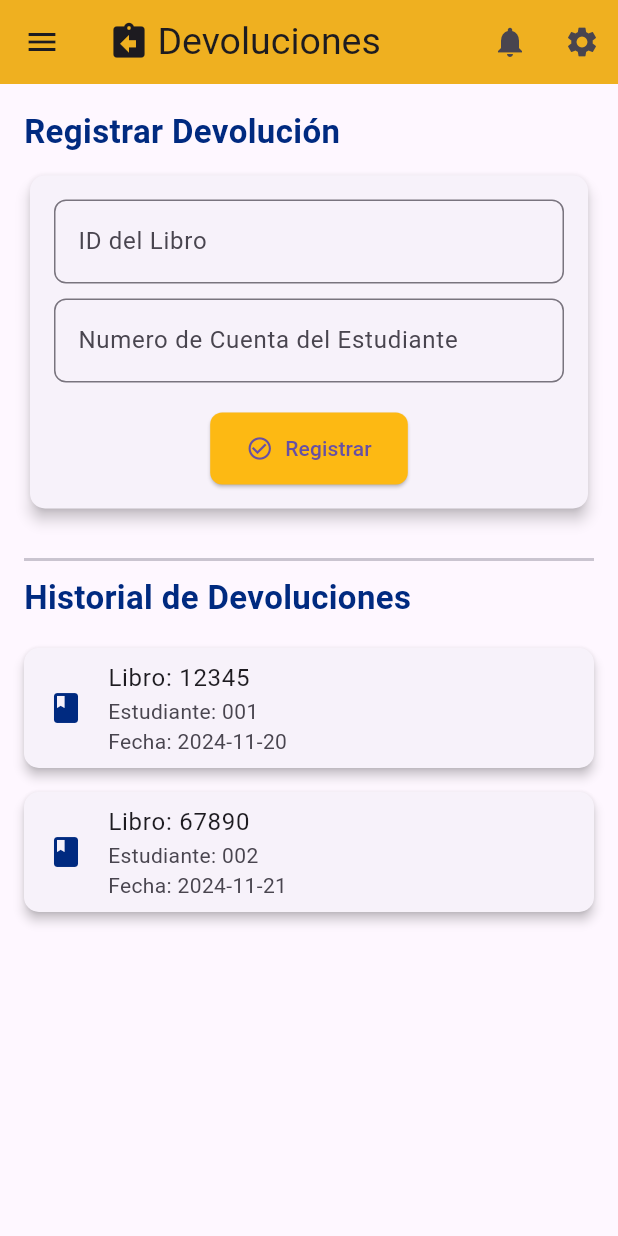
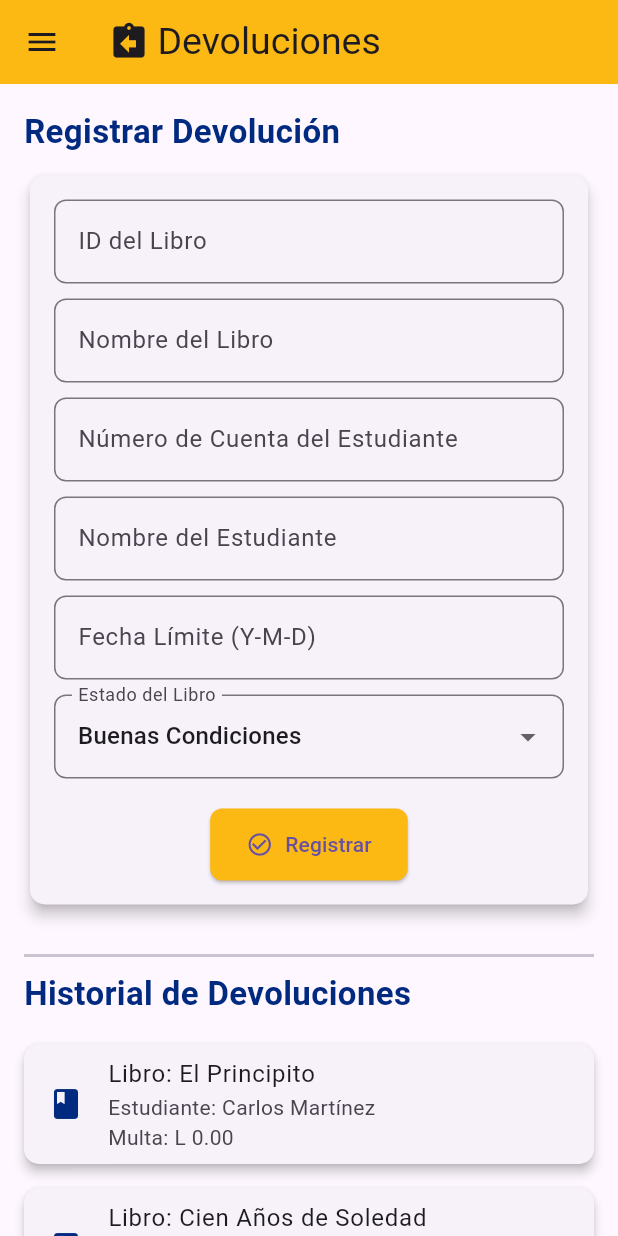
Before and after one commit to xEdwardP/MyUni, a Flutter app: the ReturnsScreen screen opened by its route, on a phone screen of 412 x 824 dp. Run offline on Flutter 3.47's test engine with Material 3 defaults, Android fonts, the light colour scheme and no system bars; our stand-ins replace google_fonts; accounts and stored records are empty.

Commit message:
Changes to returns_screen

```diff
--- a/lib/screens/returns_screen.dart
+++ b/lib/screens/returns_screen.dart
@@ -8,28 +8,101 @@ class ReturnsScreen extends StatefulWidget {
 }
 
 class _ReturnsScreenState extends State<ReturnsScreen> {
-  // Controladores para capturar los datos del formulario
   final _bookIdController = TextEditingController();
+  final _bookNameController = TextEditingController();
   final _studentIdController = TextEditingController();
+  final _studentNameController = TextEditingController();
+  final _dueDateController = TextEditingController();
 
-  final List<Map<String, String>> _returnsList = [
-    {'bookId': '12345', 'studentId': '001', 'returnDate': '2024-11-20'},
-    {'bookId': '67890', 'studentId': '002', 'returnDate': '2024-11-21'},
+  String _bookCondition = "Buenas Condiciones"; // Estado inicial del libro
+  final double _finePerDay = 10.0; // Multa por día de retraso en lempiras
+
+  final List<Map<String, dynamic>> _returnsList = [
+    {
+      'bookId': '12345',
+      'bookName': 'El Principito',
+      'studentId': '001',
+      'studentName': 'Carlos Martínez',
+      'returnDate': '2024-11-20',
+      'dueDate': '2024-11-19',
+      'condition': 'Buenas Condiciones',
+      'fine': 0.0,
+    },
+    {
+      'bookId': '67890',
+      'bookName': 'Cien Años de Soledad',
+      'studentId': '002',
+      'studentName': 'María López',
+      'returnDate': '2024-11-21',
+      'dueDate': '2024-11-20',
+      'condition': 'Condiciones Reparables',
+      'fine': 10.0,
+    },
   ];
 
-  // Método para añadir una nueva devolución a la lista
+  double _calculateFine(String dueDate, String returnDate) {
+    final due = DateTime.parse(dueDate);
+    final returned = DateTime.parse(returnDate);
+
+    if (returned.isAfter(due)) {
+      final daysLate = returned.difference(due).inDays;
+      return daysLate * _finePerDay;
+    }
+    return 0.0;
+  }
+
   void _addReturn() {
+    final returnDate = DateTime.now().toString().split(' ')[0];
+    final fine = _calculateFine(_dueDateController.text, returnDate);
+
     setState(() {
-      // Agrega un nuevo elemento con los datos ingresados y la fecha actual
       _returnsList.add({
         'bookId': _bookIdController.text,
+        'bookName': _bookNameController.text,
         'studentId': _studentIdController.text,
-        'returnDate': DateTime.now().toString().split(' ')[0],
+        'studentName': _studentNameController.text,
+        'returnDate': returnDate,
+        'dueDate': _dueDateController.text,
+        'condition': _bookCondition,
+        'fine': fine,
       });
-      // Limpia los campos de texto
+
       _bookIdController.clear();
+      _bookNameController.clear();
       _studentIdController.clear();
+      _studentNameController.clear();
+      _dueDateController.clear();
+      _bookCondition = "Buenas Condiciones";
     });
+  }
+
+  void _showReturnDetails(Map<String, dynamic> returnItem) {
+    showDialog(
+      context: context,
+      builder: (context) {
+        return AlertDialog(
+          title: Text('Detalles de la Devolución'),
+          content: Column(
+            mainAxisSize: MainAxisSize.min,
+            crossAxisAlignment: CrossAxisAlignment.start,
+            children: [
+              Text('Libro: ${returnItem['bookName']} (ID: ${returnItem['bookId']})'),
+              Text('Estudiante: ${returnItem['studentName']} (ID: ${returnItem['studentId']})'),
+              Text('Fecha de Devolución: ${returnItem['returnDate']}'),
+              Text('Fecha Límite: ${returnItem['dueDate']}'),
+              Text('Estado del Libro: ${returnItem['condition']}'),
+              Text('Multa: L ${returnItem['fine'].toStringAsFixed(2)}'),
+            ],
+          ),
+          actions: [
+            TextButton(
+              onPressed: () => Navigator.of(context).pop(),
+              child: const Text('Cerrar'),
+            ),
+          ],
+        );
+      },
+    );
   }
 
   @override
@@ -52,26 +125,14 @@ class _ReturnsScreenState extends State<ReturnsScreen> {
           ],
         ),
         centerTitle: true,
-        elevation: 4.0,
         backgroundColor: AppColors.secondary,
-        actions: [
-          IconButton(
-            onPressed: () {},
-            icon: const Icon(Icons.notifications),
-          ),
-          IconButton(
-            onPressed: () {},
-            icon: const Icon(Icons.settings),
-          ),
-        ],
       ),
       drawer: CustomDrawer(),
       body: SingleChildScrollView(
-        // Permite que la pantalla sea desplazable en caso de contenido largo
         child: Padding(
-          padding: const EdgeInsets.all(16.0), // Margen alrededor del contenido
+          padding: const EdgeInsets.all(16.0),
           child: Column(
-            crossAxisAlignment: CrossAxisAlignment.start, // Alineación de texto
+            crossAxisAlignment: CrossAxisAlignment.start,
             children: [
               const Text(
                 'Registrar Devolución',
@@ -81,19 +142,16 @@ class _ReturnsScreenState extends State<ReturnsScreen> {
                   color: AppColors.primary,
                 ),
               ),
-              const SizedBox(height: 10), // Espaciado entre elementos
-
-              // Tarjeta que contiene el formulario
+              const SizedBox(height: 10),
               Card(
-                elevation: 4, // Sombra para dar profundidad
+                elevation: 4,
                 shape: RoundedRectangleBorder(
-                  borderRadius: BorderRadius.circular(10), // Bordes redondeados
+                  borderRadius: BorderRadius.circular(10),
                 ),
                 child: Padding(
                   padding: const EdgeInsets.all(16.0),
                   child: Column(
                     children: [
-                      // Campo de texto para el ID del libro
                       TextField(
                         controller: _bookIdController,
                         decoration: InputDecoration(
@@ -103,29 +161,75 @@ class _ReturnsScreenState extends State<ReturnsScreen> {
                           ),
                         ),
                       ),
-                      const SizedBox(height: 10), // Espaciado entre campos
-                      // Campo de texto para el Numero de Cuenta del estudiante
+                      const SizedBox(height: 10),
                       TextField(
-                        controller: _studentIdController,
+                        controller: _bookNameController,
                         decoration: InputDecoration(
-                          labelText: 'Numero de Cuenta del Estudiante',
+                          labelText: 'Nombre del Libro',
                           border: OutlineInputBorder(
                             borderRadius: BorderRadius.circular(8),
                           ),
                         ),
                       ),
-                      const SizedBox(
-                          height: 20), // Espaciado entre campos y botón
-
-                      // Botón para registrar una devolución
+                      const SizedBox(height: 10),
+                      TextField(
+                        controller: _studentIdController,
+                        decoration: InputDecoration(
+                          labelText: 'Número de Cuenta del Estudiante',
+                          border: OutlineInputBorder(
+                            borderRadius: BorderRadius.circular(8),
+                          ),
+                        ),
+                      ),
+                      const SizedBox(height: 10),
+                      TextField(
+                        controller: _studentNameController,
+                        decoration: InputDecoration(
+                          labelText: 'Nombre del Estudiante',
+                          border: OutlineInputBorder(
+                            borderRadius: BorderRadius.circular(8),
+                          ),
+                        ),
+                      ),
+                      const SizedBox(height: 10),
+                      TextField(
+                        controller: _dueDateController,
+                        decoration: InputDecoration(
+                          labelText: 'Fecha Límite (Y-M-D)',
+                          border: OutlineInputBorder(
+                            borderRadius: BorderRadius.circular(8),
+                          ),
+                        ),
+                      ),
+                      const SizedBox(height: 10),
+                      DropdownButtonFormField<String>(
+                        value: _bookCondition,
+                        onChanged: (value) {
+                          setState(() {
+                            _bookCondition = value!;
+                          });
+                        },
+                        items: ['Buenas Condiciones', 'Condiciones Reparables', 'Condiciones Irreparables']
+                            .map((condition) => DropdownMenuItem(
+                                  value: condition,
+                                  child: Text(condition),
+                                ))
+                            .toList(),
+                        decoration: InputDecoration(
+                          labelText: 'Estado del Libro',
+                          border: OutlineInputBorder(
+                            borderRadius: BorderRadius.circular(8),
+                          ),
+                        ),
+                      ),
+                      const SizedBox(height: 20),
                       ElevatedButton.icon(
-                        onPressed: _addReturn, // Ejecuta la función _addReturn
-                        icon: const Icon(
-                            Icons.check_circle_outline), // Ícono del botón
+                        onPressed: _addReturn,
+                        icon: const Icon(Icons.check_circle_outline),
                         label: const Text('Registrar'),
                         style: ElevatedButton.styleFrom(
                           padding: const EdgeInsets.symmetric(
-                              vertical: 14, horizontal: 24), // Tamaño del botón
+                              vertical: 14, horizontal: 24),
                           shape: RoundedRectangleBorder(
                             borderRadius: BorderRadius.circular(8),
                           ),
@@ -137,9 +241,7 @@ class _ReturnsScreenState extends State<ReturnsScreen> {
                 ),
               ),
               const SizedBox(height: 20),
-
               const Divider(height: 20, thickness: 2),
-
               const Text(
                 'Historial de Devoluciones',
                 style: TextStyle(
@@ -149,30 +251,24 @@ class _ReturnsScreenState extends State<ReturnsScreen> {
                 ),
               ),
               const SizedBox(height: 10),
-
-              // Lista de devoluciones mostrada en tarjetas
               ListView.builder(
-                shrinkWrap: true, // Permite que la lista se adapte al contenido
-                physics:
-                    const NeverScrollableScrollPhysics(), // Desactiva el scroll
-                itemCount:
-                    _returnsList.length, // Número de elementos en la lista
+                shrinkWrap: true,
+                physics: const NeverScrollableScrollPhysics(),
+                itemCount: _returnsList.length,
                 itemBuilder: (context, index) {
-                  final returnItem = _returnsList[index]; // Elemento actual
+                  final returnItem = _returnsList[index];
                   return Card(
-                    elevation: 3, // Sombra para resaltar la tarjeta
+                    elevation: 3,
                     margin: const EdgeInsets.symmetric(vertical: 8),
                     shape: RoundedRectangleBorder(
-                      borderRadius:
-                          BorderRadius.circular(10), // Bordes redondeados
+                      borderRadius: BorderRadius.circular(10),
                     ),
                     child: ListTile(
                       leading: const Icon(Icons.book, color: AppColors.primary),
-                      title: Text('Libro: ${returnItem['bookId']}'),
+                      title: Text('Libro: ${returnItem['bookName']}'),
                       subtitle: Text(
-                        'Estudiante: ${returnItem['studentId']}\nFecha: ${returnItem['returnDate']}',
-                      ), // Detalles adicionales
-                      // Flecha al final
+                          'Estudiante: ${returnItem['studentName']}\nMulta: L ${returnItem['fine'].toStringAsFixed(2)}'),
+                      onTap: () => _showReturnDetails(returnItem),
                     ),
                   );
                 },
@@ -186,9 +282,11 @@ class _ReturnsScreenState extends State<ReturnsScreen> {
 
   @override
   void dispose() {
-    // Limpia los controladores al salir de la pantalla
     _bookIdController.dispose();
+    _bookNameController.dispose();
     _studentIdController.dispose();
+    _studentNameController.dispose();
+    _dueDateController.dispose();
     super.dispose();
   }
 }
```
